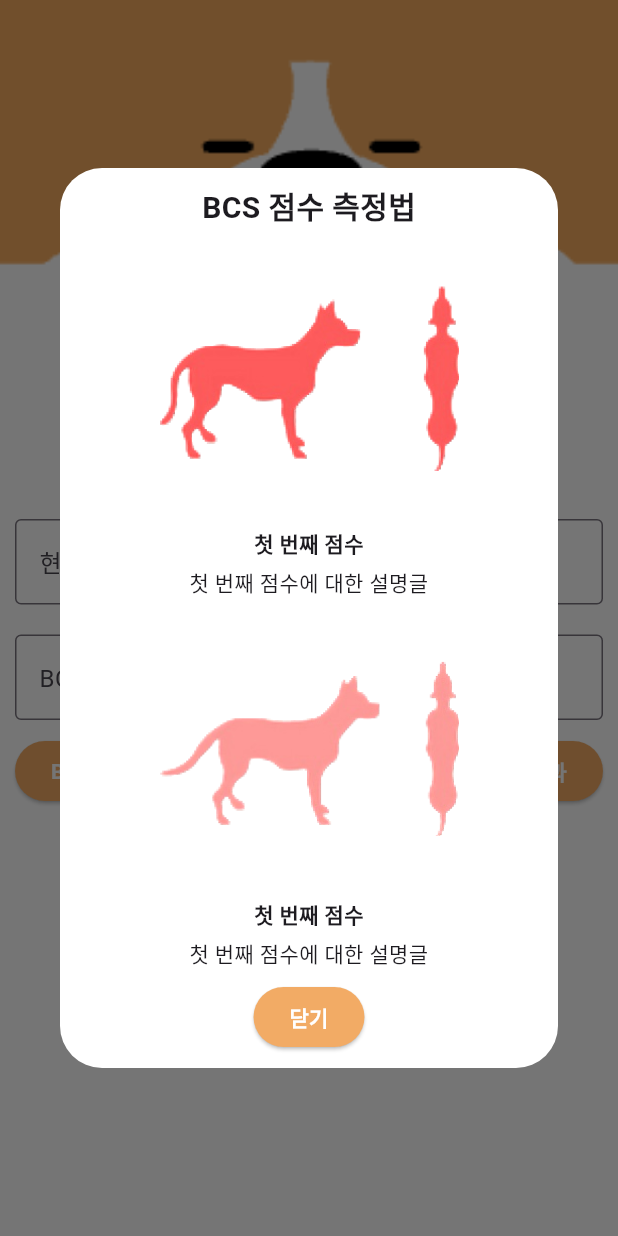
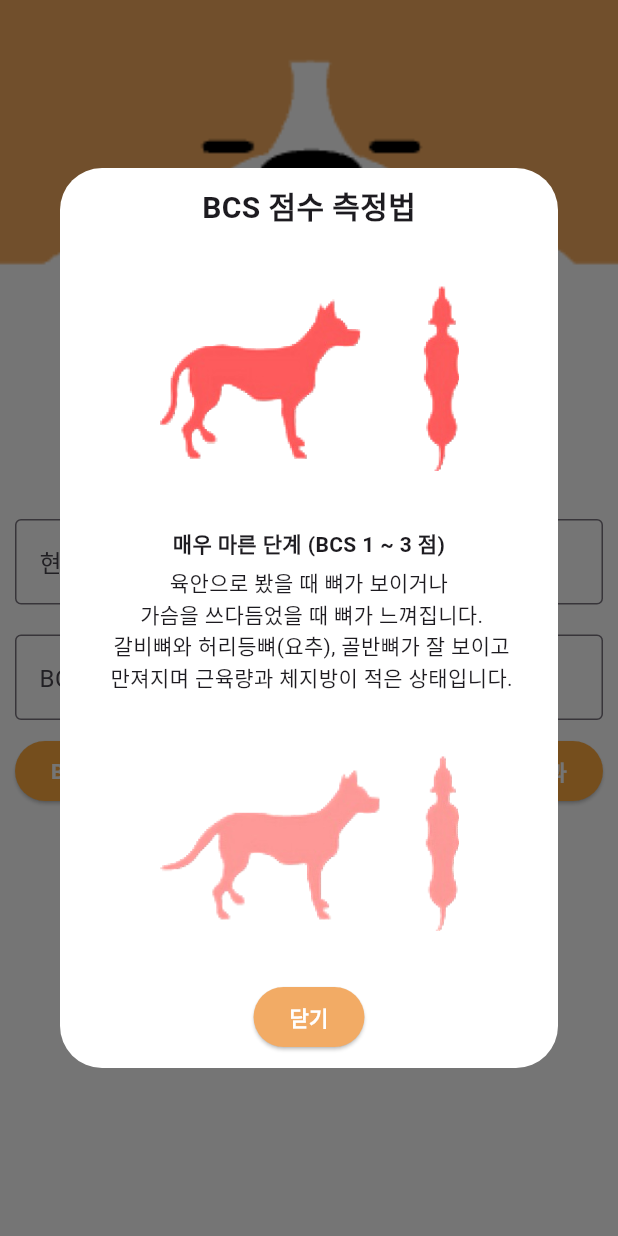
Before and after one commit to HACCP92/bmi_calculator, a Flutter app: the screen it shows after launch, after a tap on "BCS 점수 측정법", on a phone screen of 412 x 824 dp. Run offline on Flutter 3.47's test engine with Material 2 defaults, Android fonts, the phone set to English and light mode, and no system bars; our stand-ins replace go_router, lottie, shared_preferences.

Commit message:
ADD : main_screen ui 현재 진행중, 모달창 text 부분 수정예정

```diff
--- a/lib/presentation/main/main_screen.dart
+++ b/lib/presentation/main/main_screen.dart
@@ -91,19 +91,14 @@ class _MainScreenState extends State<MainScreen> {
     setState(() {
       _weightController.text = ''; // 현재 체중 입력 초기화
       _bcsController.text = ''; // BCS 점수 입력 초기화
-      _bcsErrorText = null; // 에러 메시지 초기화
     });
+
     final prefs = await SharedPreferences.getInstance();
     await prefs.remove('weight'); // 기존에 저장된 체중 데이터 삭제
     await prefs.remove('bcs'); // 기존에 저장된 BCS 점수 데이터 삭제
 
-    final double? weight = prefs.getDouble('weight');
-    final double? bcs = prefs.getDouble('bcs');
-
     setState(() {
-      _weightController.text = weight?.toStringAsFixed(0) ?? ''; // 정수 형식으로 초기화
-      _bcsController.text = bcs?.toStringAsFixed(0) ?? ''; // 정수 형식으로 초기화
-      _bcsErrorText = null; // 에러 메시지 초기화
+      _bcsErrorText = null;
     });
   }
 
@@ -136,7 +131,11 @@ class _MainScreenState extends State<MainScreen> {
                   TextFormField(
                     controller: _weightController,
                     decoration: const InputDecoration(
-                      border: OutlineInputBorder(),
+                      border: OutlineInputBorder(
+                        borderSide: BorderSide(color: Colors.grey),
+                      ),
+                      focusedBorder: OutlineInputBorder(
+                          borderSide: BorderSide(color: Colors.orangeAccent)),
                       hintText: '현재 체중 kg',
                     ),
                     keyboardType: TextInputType.number,
@@ -155,7 +154,11 @@ class _MainScreenState extends State<MainScreen> {
                   TextFormField(
                     controller: _bcsController,
                     decoration: const InputDecoration(
-                      border: OutlineInputBorder(),
+                      border: OutlineInputBorder(
+                        borderSide: BorderSide(color: Colors.grey),
+                      ),
+                      focusedBorder: OutlineInputBorder(
+                          borderSide: BorderSide(color: Colors.orangeAccent)),
                       hintText: 'BCS 점수',
                     ),
                     keyboardType: TextInputType.number,
@@ -202,23 +205,21 @@ class _MainScreenState extends State<MainScreen> {
                                       Expanded(
                                         child: ListView(
                                           children: [
-                                            // 첫 번째 설명글과 이미지
                                             _buildImageWithText(
                                               imageAsset:
                                                   'assets/dog_image1_rate.png',
-                                              scoreText: '첫 번째 점수',
+                                              scoreText:
+                                                  '매우 마른 단계 (BCS 1 ~ 3 점)',
                                               scoreDescription:
-                                                  '첫 번째 점수에 대한 설명글',
+                                                  '육안으로 봤을 때 뼈가 보이거나 \n 가슴을 쓰다듬었을 때 뼈가 느껴집니다. \n 갈비뼈와 허리등뼈(요추), 골반뼈가 잘 보이고 \n 만져지며 근육량과 체지방이 적은 상태입니다.',
                                             ),
-                                            // 두 번째 설명글과 이미지
                                             _buildImageWithText(
                                               imageAsset:
                                                   'assets/dog_image2_rate.png',
-                                              scoreText: '첫 번째 점수',
+                                              scoreText: '두번째 점수',
                                               scoreDescription:
-                                                  '첫 번째 점수에 대한 설명글',
+                                                  ' 두번째 점수에 대한 설명글',
                                             ),
-                                            // 세 번째 설명글과 이미지 (이하 동일한 방식으로 추가)
                                             _buildImageWithText(
                                               imageAsset:
                                                   'assets/dog_image3_rate.png',
@@ -269,8 +270,7 @@ class _MainScreenState extends State<MainScreen> {
                           );
                         },
                         style: ElevatedButton.styleFrom(
-                          backgroundColor:
-                              const Color(0xFFF2AB65), // 버튼 배경색상 변경
+                          backgroundColor: Colors.orangeAccent, // 버튼 배경색상 변경
                         ),
                         child: const Text(
                           'BCS 점수 측정법',
@@ -283,12 +283,11 @@ class _MainScreenState extends State<MainScreen> {
                       Row(
                         children: [
                           ElevatedButton(
-                            onPressed: () {
-                              _resetFields();
-                            }, // _resetFields() 메서드를 호출하도록 변경
+                            onPressed:
+                                _resetFields, // _resetFields() 메서드를 호출하도록 변경
                             style: ElevatedButton.styleFrom(
                               padding: EdgeInsets.zero,
-                              backgroundColor: const Color(0xFFF2AB65),
+                              backgroundColor: Colors.orangeAccent,
                             ),
                             child: Center(
                               child: GestureDetector(
@@ -327,8 +326,7 @@ class _MainScreenState extends State<MainScreen> {
                               );
                             },
                             style: ElevatedButton.styleFrom(
-                              backgroundColor:
-                                  const Color(0xFFF2AB65), // 배경색 설정
+                              backgroundColor: Colors.orangeAccent, // 배경색 설정
                             ),
                             child: const Hero(
                               tag: 'result_button_tag',
```
